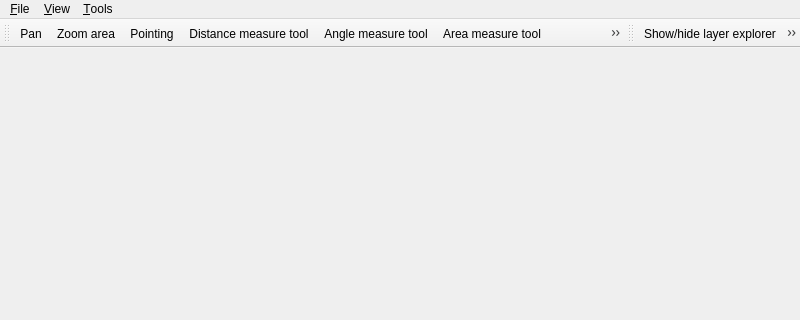
Above: src/terraview/ui/MainWindow.ui from claudiobogossian/terralib5 before the change; both pictures show x 0 to 800 and y 0 to 320 of the 800 by 600 pixel window. Below: the same form after it.
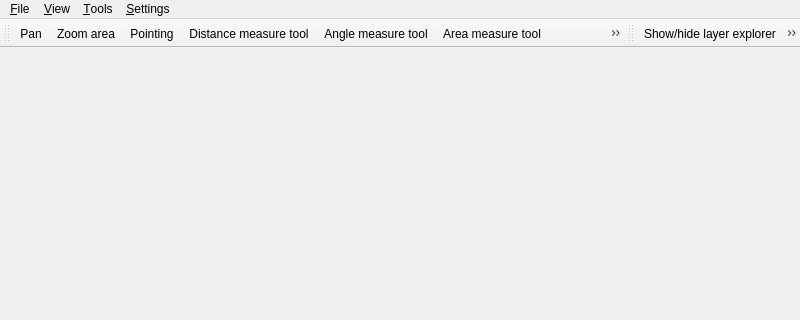
That is the form after the change.

Diff of the .ui file:
```diff
--- a/src/terraview/ui/MainWindow.ui
+++ b/src/terraview/ui/MainWindow.ui
@@ -51,9 +51,16 @@
     <addaction name="m_show_display"/>
     <addaction name="m_show_table"/>
    </widget>
+   <widget class="QMenu" name="menu_Settings">
+    <property name="title">
+     <string>&amp;Settings</string>
+    </property>
+    <addaction name="m_plg_mger_act"/>
+   </widget>
    <addaction name="menuFile"/>
    <addaction name="menu_View_2"/>
    <addaction name="menu_View"/>
+   <addaction name="menu_Settings"/>
   </widget>
   <widget class="QStatusBar" name="statusbar"/>
   <widget class="QToolBar" name="m_tools_TB">
```
Left out of the diff: 25 changed lines with no effect on the pictures.
